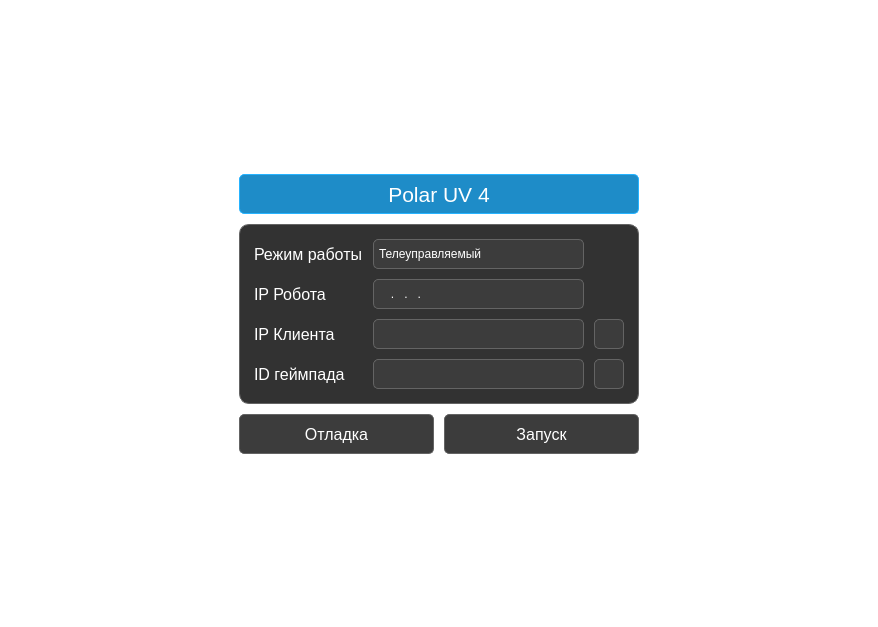
Qt form src/ClientApp/Widgets/Authorization/AuthorizationWidget.ui (PolarStarWalker/PolarUV-client) before a commit.
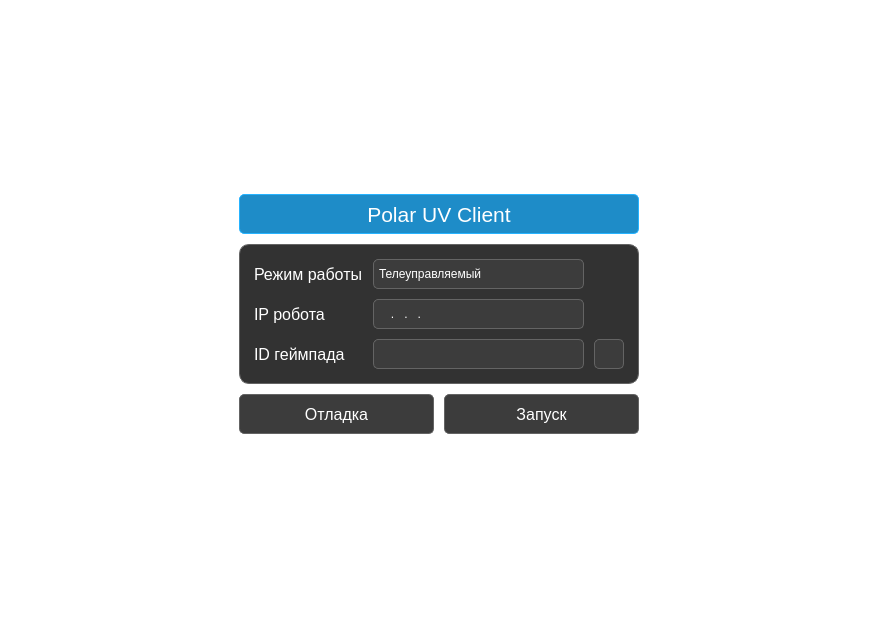
The same form after that commit. Icons and pictures are not drawn.

Commit message: Updated camera settings. Added client IP, hue and saturation fields

Diff of the .ui file:
```diff
--- a/src/ClientApp/Widgets/Authorization/AuthorizationWidget.ui
+++ b/src/ClientApp/Widgets/Authorization/AuthorizationWidget.ui
@@ -81,6 +81,9 @@
      <property name="font">
       <font>
        <pointsize>16</pointsize>
+       <weight>50</weight>
+       <italic>false</italic>
+       <bold>false</bold>
       </font>
      </property>
      <property name="styleSheet">
@@ -95,7 +98,7 @@
 }</string>
      </property>
      <property name="text">
-      <string>Polar UV 4</string>
+      <string>Polar UV Client</string>
      </property>
      <property name="alignment">
       <set>Qt::AlignCenter</set>
@@ -126,7 +129,7 @@
      <property name="minimumSize">
       <size>
        <width>400</width>
-       <height>180</height>
+       <height>140</height>
       </size>
      </property>
      <property name="maximumSize">
@@ -158,201 +161,6 @@
       <property name="spacing">
        <number>10</number>
       </property>
-      <item row="1" column="0">
-       <widget class="QLabel" name="RobotIPLabel">
-        <property name="sizePolicy">
-         <sizepolicy hsizetype="Fixed" vsizetype="Fixed">
-          <horstretch>0</horstretch>
-          <verstretch>0</verstretch>
-         </sizepolicy>
-        </property>
-        <property name="minimumSize">
-         <size>
-          <width>0</width>
-          <height>30</height>
-         </size>
-        </property>
-        <property name="maximumSize">
-         <size>
-          <width>16777215</width>
-          <height>30</height>
-         </size>
-        </property>
-        <property name="font">
-         <font>
-          <family>MS Shell Dlg 2</family>
-          <pointsize>12</pointsize>
-          <weight>50</weight>
-          <bold>false</bold>
-          <kerning>true</kerning>
-         </font>
-        </property>
-        <property name="styleSheet">
-         <string notr="true">color: white;
-border: none;</string>
-        </property>
-        <property name="text">
-         <string>IP Робота</string>
-        </property>
-       </widget>
-      </item>
-      <item row="2" column="1">
-       <widget class="QComboBox" name="ClientIPComboBox">
-        <property name="minimumSize">
-         <size>
-          <width>0</width>
-          <height>30</height>
-         </size>
-        </property>
-        <property name="maximumSize">
-         <size>
-          <width>16777215</width>
-          <height>30</height>
-         </size>
-        </property>
-        <property name="styleSheet">
-         <string notr="true">QComboBox {
-	font: 10pt &quot;MS Shell Dlg 2&quot;;
-	color: white;
-    padding: 1px 18px 1px 5px;
-}
-
-QComboBox:editable {
-    background: rgb(60,60,60);
-	border: 1px solid rgb(100,100,100) ;
-    border-top-left-radius: 5px;
-	border-top-right-radius: 5px;
-}
-
-QComboBox:!editable, QComboBox::drop-down:editable { /* Штука не выдвинута*/
-	background: rgb(60,60,60);
-	border: 1px solid rgb(100,100,100) ;
-    border-top-left-radius: 5px;
-	border-top-right-radius: 5px;
-	border-bottom-left-radius: 5px;
-	border-bottom-right-radius: 5px;
-}
-
-QComboBox:!editable:on, QComboBox::drop-down:editable:on { /* Штука выдвинута*/
-	background: rgb(60,60,60);
-	border: 1px solid rgb(100,100,100) ;
-    border-top-left-radius: 5px;
-	border-top-right-radius: 5px;
-	border-bottom-left-radius: 0px;
-	border-bottom-right-radius: 0px;
-} 
-
-QComboBox::drop-down {
-    subcontrol-origin: padding;
-    subcontrol-position: top right;
-    width: 15px;
-
-    border-top-right-radius: 5px; /* same radius as the QComboBox */
-    border-bottom-right-radius: 5px;
-}
-
-QComboBox::down-arrow {
-    image: url(Icons/ComboBoxDownArrow.png);
-	width: 10px;
-	height: 10px;
-	right: 5px;
-} 
-
-QComboBox::down-arrow:on { /* shift the arrow when popup is open */
-    image: url(Icons/ComboBoxUpArrow.png);
-}
-
-QComboBox QAbstractItemView {
-	color: white;
-	border: 1px solid rgb(100,100,100) ;
-	border-radius: 5px;
-	border-top-left-radius: 0px;
-	border-top-right-radius: 0px;
-	background-color: rgb(60,60,60);
-    selection-background-color: rgb(30,140,200);
-}</string>
-        </property>
-       </widget>
-      </item>
-      <item row="3" column="0">
-       <widget class="QLabel" name="GamepadIDLabel">
-        <property name="sizePolicy">
-         <sizepolicy hsizetype="Preferred" vsizetype="Fixed">
-          <horstretch>0</horstretch>
-          <verstretch>0</verstretch>
-         </sizepolicy>
-        </property>
-        <property name="minimumSize">
-         <size>
-          <width>0</width>
-          <height>30</height>
-         </size>
-        </property>
-        <property name="maximumSize">
-         <size>
-          <width>16777215</width>
-          <height>30</height>
-         </size>
-        </property>
-        <property name="font">
-         <font>
-          <family>MS Shell Dlg 2</family>
-          <pointsize>12</pointsize>
-          <weight>50</weight>
-          <bold>false</bold>
-          <kerning>true</kerning>
-         </font>
-        </property>
-        <property name="styleSheet">
-         <string notr="true">color: white;
-border: none;</string>
-        </property>
-        <property name="text">
-         <string>ID геймпада</string>
-        </property>
-       </widget>
-      </item>
-      <item row="2" column="0">
-       <widget class="QLabel" name="ClientIPLabel">
-        <property name="enabled">
-         <bool>true</bool>
-        </property>
-        <property name="sizePolicy">
-         <sizepolicy hsizetype="Fixed" vsizetype="Fixed">
-          <horstretch>0</horstretch>
-          <verstretch>0</verstretch>
-         </sizepolicy>
-        </property>
-        <property name="minimumSize">
-         <size>
-          <width>0</width>
-          <height>30</height>
-         </size>
-        </property>
-        <property name="maximumSize">
-         <size>
-          <width>16777215</width>
-          <height>30</height>
-         </size>
-        </property>
-        <property name="font">
-         <font>
-          <family>MS Shell Dlg 2</family>
-          <pointsize>12</pointsize>
-          <weight>50</weight>
-          <bold>false</bold>
-          <kerning>true</kerning>
-         </font>
-        </property>
-        <property name="styleSheet">
-         <string notr="true">color: white;
-border: none;</string>
-        </property>
-        <property name="text">
-         <string>IP Клиента</string>
-        </property>
-       </widget>
-      </item>
       <item row="1" column="1">
        <widget class="QLineEdit" name="RobotIPEdit">
         <property name="minimumSize">
@@ -389,86 +197,8 @@
         </property>
        </widget>
       </item>
-      <item row="3" column="1">
-       <widget class="QComboBox" name="GamepadComboBox">
-        <property name="minimumSize">
-         <size>
-          <width>0</width>
-          <height>30</height>
-         </size>
-        </property>
-        <property name="maximumSize">
-         <size>
-          <width>16777215</width>
-          <height>30</height>
-         </size>
-        </property>
-        <property name="styleSheet">
-         <string notr="true">QComboBox {
-	font: 10pt &quot;MS Shell Dlg 2&quot;;
-	color: white;
-    padding: 1px 18px 1px 5px;
-}
-
-QComboBox:editable {
-    background: rgb(60,60,60);
-	border: 1px solid rgb(100,100,100) ;
-    border-top-left-radius: 5px;
-	border-top-right-radius: 5px;
-}
-
-QComboBox:!editable, QComboBox::drop-down:editable { /* Штука не выдвинута*/
-	background: rgb(60,60,60);
-	border: 1px solid rgb(100,100,100) ;
-    border-top-left-radius: 5px;
-	border-top-right-radius: 5px;
-	border-bottom-left-radius: 5px;
-	border-bottom-right-radius: 5px;
-}
-
-QComboBox:!editable:on, QComboBox::drop-down:editable:on { /* Штука выдвинута*/
-	background: rgb(60,60,60);
-	border: 1px solid rgb(100,100,100) ;
-    border-top-left-radius: 5px;
-	border-top-right-radius: 5px;
-	border-bottom-left-radius: 0px;
-	border-bottom-right-radius: 0px;
-} 
-
-QComboBox::drop-down {
-    subcontrol-origin: padding;
-    subcontrol-position: top right;
-    width: 15px;
-
-    border-top-right-radius: 5px; /* same radius as the QComboBox */
-    border-bottom-right-radius: 5px;
-}
-
-QComboBox::down-arrow {
-    image: url(Icons/ComboBoxDownArrow.png);
-	width: 10px;
-	height: 10px;
-	right: 5px;
-} 
-
-QComboBox::down-arrow:on { /* shift the arrow when popup is open */
-    image: url(Icons/ComboBoxUpArrow.png);
-}
-
-QComboBox QAbstractItemView {
-	color: white;
-	border: 1px solid rgb(100,100,100) ;
-	border-radius: 5px;
-	border-top-left-radius: 0px;
-	border-top-right-radius: 0px;
-	background-color: rgb(60,60,60);
-    selection-background-color: rgb(30,140,200);
-}</string>
-        </property>
-       </widget>
-      </item>
-      <item row="3" column="2">
-       <widget class="QPushButton" name="RefreshGamepadIDsButton">
+      <item row="1" column="0">
+       <widget class="QLabel" name="RobotIPLabel">
         <property name="sizePolicy">
          <sizepolicy hsizetype="Fixed" vsizetype="Fixed">
           <horstretch>0</horstretch>
@@ -477,72 +207,36 @@
         </property>
         <property name="minimumSize">
          <size>
-          <width>30</width>
+          <width>0</width>
           <height>30</height>
          </size>
         </property>
         <property name="maximumSize">
          <size>
-          <width>30</width>
+          <width>16777215</width>
           <height>30</height>
          </size>
         </property>
         <property name="font">
          <font>
-          <family>Arial</family>
-          <pointsize>10</pointsize>
+          <family>MS Shell Dlg 2</family>
+          <pointsize>12</pointsize>
           <weight>50</weight>
           <bold>false</bold>
-          <stylestrategy>PreferDefault</stylestrategy>
           <kerning>true</kerning>
          </font>
         </property>
-        <property name="cursor">
-         <cursorShape>ArrowCursor</cursorShape>
-        </property>
-        <property name="toolTip">
-         <string>Обновить</string>
-        </property>
-        <property name="layoutDirection">
-         <enum>Qt::RightToLeft</enum>
-        </property>
         <property name="styleSheet">
-         <string notr="true">QPushButton {
-	color: white;
-	background-color:rgb(60,60,60);
-	border: 1px solid rgb(100,100,100);
-	border-radius:5px;
-	icon: url(Icons/ReloadIcon.png);
-}
-
-QPushButton:hover:!pressed {
-    background-color: rgb(70,70,70);
-}
-
-QToolTip
-{
-	color: white;
-	background-color: rgb(30,140,200);
-	border: 1px solid rgb(38,179,255);
-	border-radius: 3px;
-}</string>
+         <string notr="true">color: white;
+border: none;</string>
         </property>
         <property name="text">
-         <string/>
-        </property>
-        <property name="iconSize">
-         <size>
-          <width>20</width>
-          <height>20</height>
-         </size>
-        </property>
-        <property name="autoDefault">
-         <bool>false</bool>
+         <string>IP робота</string>
         </property>
        </widget>
       </item>
       <item row="2" column="2">
-       <widget class="QPushButton" name="RefreshClientIPsButton">
+       <widget class="QPushButton" name="RefreshGamepadIDsButton">
         <property name="sizePolicy">
          <sizepolicy hsizetype="Fixed" vsizetype="Fixed">
           <horstretch>0</horstretch>
@@ -615,34 +309,6 @@
         </property>
        </widget>
       </item>
-      <item row="0" column="0">
-       <widget class="QLabel" name="ModeLabel">
-        <property name="minimumSize">
-         <size>
-          <width>0</width>
-          <height>30</height>
-         </size>
-        </property>
-        <property name="maximumSize">
-         <size>
-          <width>16777215</width>
-          <height>30</height>
-         </size>
-        </property>
-        <property name="font">
-         <font>
-          <pointsize>12</pointsize>
-         </font>
-        </property>
-        <property name="styleSheet">
-         <string notr="true">color: white;
-border: none;</string>
-        </property>
-        <property name="text">
-         <string>Режим работы</string>
-        </property>
-       </widget>
-      </item>
       <item row="0" column="1">
        <widget class="QComboBox" name="ModeComboBox">
         <property name="minimumSize">
@@ -731,6 +397,150 @@
         </item>
        </widget>
       </item>
+      <item row="2" column="0">
+       <widget class="QLabel" name="GamepadIDLabel">
+        <property name="sizePolicy">
+         <sizepolicy hsizetype="Preferred" vsizetype="Fixed">
+          <horstretch>0</horstretch>
+          <verstretch>0</verstretch>
+         </sizepolicy>
+        </property>
+        <property name="minimumSize">
+         <size>
+          <width>0</width>
+          <height>30</height>
+         </size>
+        </property>
+        <property name="maximumSize">
+         <size>
+          <width>16777215</width>
+          <height>30</height>
+         </size>
+        </property>
+        <property name="font">
+         <font>
+          <family>MS Shell Dlg 2</family>
+          <pointsize>12</pointsize>
+          <weight>50</weight>
+          <bold>false</bold>
+          <kerning>true</kerning>
+         </font>
+        </property>
+        <property name="styleSheet">
+         <string notr="true">color: white;
+border: none;</string>
+        </property>
+        <property name="text">
+         <string>ID геймпада</string>
+        </property>
+       </widget>
+      </item>
+      <item row="2" column="1">
+       <widget class="QComboBox" name="GamepadComboBox">
+        <property name="minimumSize">
+         <size>
+          <width>0</width>
+          <height>30</height>
+         </size>
+        </property>
+        <property name="maximumSize">
+         <size>
+          <width>16777215</width>
+          <height>30</height>
+         </size>
+        </property>
+        <property name="styleSheet">
+         <string notr="true">QComboBox {
+	font: 10pt &quot;MS Shell Dlg 2&quot;;
+	color: white;
+    padding: 1px 18px 1px 5px;
+}
+
+QComboBox:editable {
+    background: rgb(60,60,60);
+	border: 1px solid rgb(100,100,100) ;
+    border-top-left-radius: 5px;
+	border-top-right-radius: 5px;
+}
+
+QComboBox:!editable, QComboBox::drop-down:editable { /* Штука не выдвинута*/
+	background: rgb(60,60,60);
+	border: 1px solid rgb(100,100,100) ;
+    border-top-left-radius: 5px;
+	border-top-right-radius: 5px;
+	border-bottom-left-radius: 5px;
+	border-bottom-right-radius: 5px;
+}
+
+QComboBox:!editable:on, QComboBox::drop-down:editable:on { /* Штука выдвинута*/
+	background: rgb(60,60,60);
+	border: 1px solid rgb(100,100,100) ;
+    border-top-left-radius: 5px;
+	border-top-right-radius: 5px;
+	border-bottom-left-radius: 0px;
+	border-bottom-right-radius: 0px;
+} 
+
+QComboBox::drop-down {
+    subcontrol-origin: padding;
+    subcontrol-position: top right;
+    width: 15px;
+
+    border-top-right-radius: 5px; /* same radius as the QComboBox */
+    border-bottom-right-radius: 5px;
+}
+
+QComboBox::down-arrow {
+    image: url(Icons/ComboBoxDownArrow.png);
+	width: 10px;
+	height: 10px;
+	right: 5px;
+} 
+
+QComboBox::down-arrow:on { /* shift the arrow when popup is open */
+    image: url(Icons/ComboBoxUpArrow.png);
+}
+
+QComboBox QAbstractItemView {
+	color: white;
+	border: 1px solid rgb(100,100,100) ;
+	border-radius: 5px;
+	border-top-left-radius: 0px;
+	border-top-right-radius: 0px;
+	background-color: rgb(60,60,60);
+    selection-background-color: rgb(30,140,200);
+}</string>
+        </property>
+       </widget>
+      </item>
+      <item row="0" column="0">
+       <widget class="QLabel" name="ModeLabel">
+        <property name="minimumSize">
+         <size>
+          <width>0</width>
+          <height>30</height>
+         </size>
+        </property>
+        <property name="maximumSize">
+         <size>
+          <width>16777215</width>
+          <height>30</height>
+         </size>
+        </property>
+        <property name="font">
+         <font>
+          <pointsize>12</pointsize>
+         </font>
+        </property>
+        <property name="styleSheet">
+         <string notr="true">color: white;
+border: none;</string>
+        </property>
+        <property name="text">
+         <string>Режим работы</string>
+        </property>
+       </widget>
+      </item>
      </layout>
     </widget>
    </item>
```
The commit also changes 10 other files.
